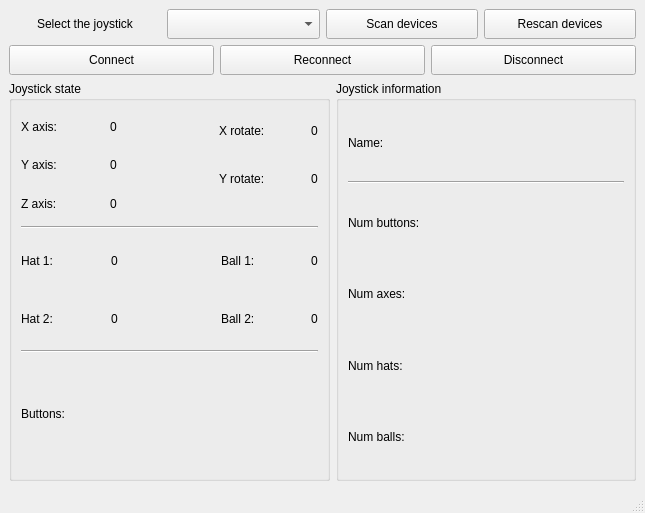
This is v_joy_qt_gui.ui in poriesto/vjoyqt as Qt 5 draws it before an edit. The edited form follows.
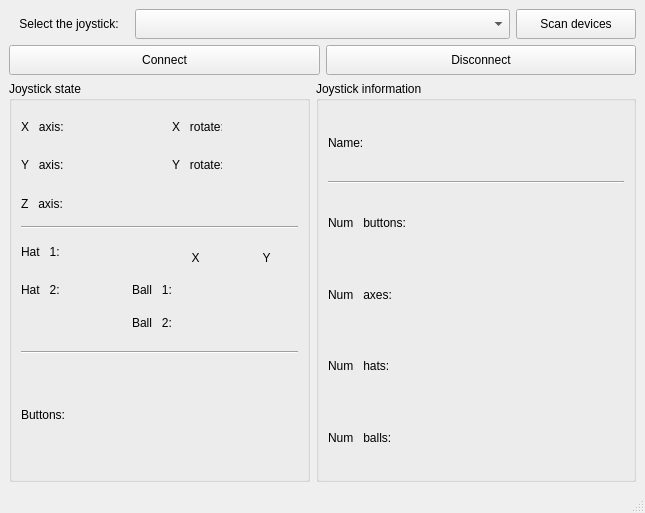
This is the edited form.

Patch:
```diff
--- a/v_joy_qt_gui.ui
+++ b/v_joy_qt_gui.ui
@@ -17,16 +17,19 @@
    <layout class="QVBoxLayout" name="verticalLayout">
     <item>
      <layout class="QHBoxLayout" name="horizontalLayout">
+      <property name="sizeConstraint">
+       <enum>QLayout::SetMinimumSize</enum>
+      </property>
       <item>
        <widget class="QLabel" name="selectJoyLabel">
         <property name="maximumSize">
          <size>
-          <width>16777215</width>
+          <width>120</width>
           <height>30</height>
          </size>
         </property>
         <property name="text">
-         <string>Select the joystick</string>
+         <string>Select the joystick:</string>
         </property>
         <property name="alignment">
          <set>Qt::AlignCenter</set>
@@ -47,7 +50,7 @@
        <widget class="QPushButton" name="scanDevicesButton">
         <property name="maximumSize">
          <size>
-          <width>16777215</width>
+          <width>120</width>
           <height>30</height>
          </size>
         </property>
@@ -56,23 +59,13 @@
         </property>
        </widget>
       </item>
-      <item>
-       <widget class="QPushButton" name="rescanDevicesButton">
-        <property name="maximumSize">
-         <size>
-          <width>16777215</width>
-          <height>30</height>
-         </size>
-        </property>
-        <property name="text">
-         <string>Rescan devices</string>
-        </property>
-       </widget>
-      </item>
      </layout>
     </item>
     <item>
      <layout class="QHBoxLayout" name="horizontalLayout_2">
+      <property name="sizeConstraint">
+       <enum>QLayout::SetMinimumSize</enum>
+      </property>
       <item>
        <widget class="QPushButton" name="connectButton">
         <property name="maximumSize">
@@ -86,19 +79,6 @@
         </property>
        </widget>
       </item>
-      <item>
-       <widget class="QPushButton" name="reconnectButton">
-        <property name="maximumSize">
-         <size>
-          <width>16777215</width>
-          <height>30</height>
-         </size>
-        </property>
-        <property name="text">
-         <string>Reconnect</string>
-        </property>
-       </widget>
-      </item>
       <item>
        <widget class="QPushButton" name="disconnectButton">
         <property name="maximumSize">
@@ -116,24 +96,30 @@
     </item>
     <item>
      <layout class="QHBoxLayout" name="horizontalLayout_3">
+      <property name="sizeConstraint">
+       <enum>QLayout::SetMaximumSize</enum>
+      </property>
       <item>
        <widget class="QGroupBox" name="groupBox">
         <property name="minimumSize">
          <size>
           <width>300</width>
-          <height>400</height>
+          <height>250</height>
          </size>
         </property>
         <property name="maximumSize">
          <size>
-          <width>500</width>
+          <width>55555</width>
           <height>400</height>
          </size>
         </property>
         <property name="title">
          <string>Joystick state</string>
         </property>
-        <layout class="QVBoxLayout" name="verticalLayout_9">
+        <layout class="QVBoxLayout" name="verticalLayout_6">
+         <property name="sizeConstraint">
+          <enum>QLayout::SetMaximumSize</enum>
+         </property>
          <item>
           <layout class="QHBoxLayout" name="horizontalLayout_14">
            <item>
@@ -142,8 +128,20 @@
               <layout class="QHBoxLayout" name="horizontalLayout_9">
                <item>
                 <widget class="QLabel" name="label_4">
+                 <property name="minimumSize">
+                  <size>
+                   <width>45</width>
+                   <height>0</height>
+                  </size>
+                 </property>
+                 <property name="maximumSize">
+                  <size>
+                   <width>45</width>
+                   <height>16777215</height>
+                  </size>
+                 </property>
                  <property name="text">
-                  <string>X axis:</string>
+                  <string>X   axis:</string>
                  </property>
                 </widget>
                </item>
@@ -162,8 +160,23 @@
                </item>
                <item>
                 <widget class="QLabel" name="xAxisLabel">
+                 <property name="minimumSize">
+                  <size>
+                   <width>45</width>
+                   <height>0</height>
+                  </size>
+                 </property>
+                 <property name="maximumSize">
+                  <size>
+                   <width>45</width>
+                   <height>16777215</height>
+                  </size>
+                 </property>
                  <property name="text">
-                  <string>0</string>
+                  <string/>
+                 </property>
+                 <property name="alignment">
+                  <set>Qt::AlignRight|Qt::AlignTrailing|Qt::AlignVCenter</set>
                  </property>
                 </widget>
                </item>
@@ -173,8 +186,20 @@
               <layout class="QHBoxLayout" name="horizontalLayout_10">
                <item>
                 <widget class="QLabel" name="label_9">
+                 <property name="minimumSize">
+                  <size>
+                   <width>45</width>
+                   <height>0</height>
+                  </size>
+                 </property>
+                 <property name="maximumSize">
+                  <size>
+                   <width>45</width>
+                   <height>16777215</height>
+                  </size>
+                 </property>
                  <property name="text">
-                  <string>Y axis:</string>
+                  <string>Y   axis:</string>
                  </property>
                 </widget>
                </item>
@@ -193,8 +218,23 @@
                </item>
                <item>
                 <widget class="QLabel" name="yAxisLabel">
+                 <property name="minimumSize">
+                  <size>
+                   <width>45</width>
+                   <height>0</height>
+                  </size>
+                 </property>
+                 <property name="maximumSize">
+                  <size>
+                   <width>45</width>
+                   <height>16777215</height>
+                  </size>
+                 </property>
                  <property name="text">
-                  <string>0</string>
+                  <string/>
+                 </property>
+                 <property name="alignment">
+                  <set>Qt::AlignRight|Qt::AlignTrailing|Qt::AlignVCenter</set>
                  </property>
                 </widget>
                </item>
@@ -204,8 +244,20 @@
               <layout class="QHBoxLayout" name="horizontalLayout_11">
                <item>
                 <widget class="QLabel" name="label_14">
+                 <property name="minimumSize">
+                  <size>
+                   <width>45</width>
+                   <height>0</height>
+                  </size>
+                 </property>
+                 <property name="maximumSize">
+                  <size>
+                   <width>45</width>
+                   <height>16777215</height>
+                  </size>
+                 </property>
                  <property name="text">
-                  <string>Z axis:</string>
+                  <string>Z   axis:</string>
                  </property>
                 </widget>
                </item>
@@ -224,8 +276,23 @@
                </item>
                <item>
                 <widget class="QLabel" name="zaxisLabel">
+                 <property name="minimumSize">
+                  <size>
+                   <width>45</width>
+                   <height>0</height>
+                  </size>
+                 </property>
+                 <property name="maximumSize">
+                  <size>
+                   <width>45</width>
+                   <height>16777215</height>
+                  </size>
+                 </property>
                  <property name="text">
-                  <string>0</string>
+                  <string/>
+                 </property>
+                 <property name="alignment">
+                  <set>Qt::AlignRight|Qt::AlignTrailing|Qt::AlignVCenter</set>
                  </property>
                 </widget>
                </item>
@@ -252,8 +319,20 @@
               <layout class="QHBoxLayout" name="horizontalLayout_12">
                <item>
                 <widget class="QLabel" name="label_13">
+                 <property name="minimumSize">
+                  <size>
+                   <width>50</width>
+                   <height>0</height>
+                  </size>
+                 </property>
+                 <property name="maximumSize">
+                  <size>
+                   <width>45</width>
+                   <height>16777215</height>
+                  </size>
+                 </property>
                  <property name="text">
-                  <string>X rotate:</string>
+                  <string>X   rotate:</string>
                  </property>
                 </widget>
                </item>
@@ -272,8 +351,23 @@
                </item>
                <item>
                 <widget class="QLabel" name="xRotateLabel">
+                 <property name="minimumSize">
+                  <size>
+                   <width>45</width>
+                   <height>0</height>
+                  </size>
+                 </property>
+                 <property name="maximumSize">
+                  <size>
+                   <width>45</width>
+                   <height>16777215</height>
+                  </size>
+                 </property>
                  <property name="text">
-                  <string>0</string>
+                  <string/>
+                 </property>
+                 <property name="alignment">
+                  <set>Qt::AlignRight|Qt::AlignTrailing|Qt::AlignVCenter</set>
                  </property>
                 </widget>
                </item>
@@ -283,8 +377,20 @@
               <layout class="QHBoxLayout" name="horizontalLayout_13">
                <item>
                 <widget class="QLabel" name="label_11">
+                 <property name="minimumSize">
+                  <size>
+                   <width>50</width>
+                   <height>0</height>
+                  </size>
+                 </property>
+                 <property name="maximumSize">
+                  <size>
+                   <width>50</width>
+                   <height>16777215</height>
+                  </size>
+                 </property>
                  <property name="text">
-                  <string>Y rotate:</string>
+                  <string>Y   rotate:</string>
                  </property>
                 </widget>
                </item>
@@ -303,25 +409,34 @@
                </item>
                <item>
                 <widget class="QLabel" name="yRotateLabel">
+                 <property name="minimumSize">
+                  <size>
+                   <width>45</width>
+                   <height>0</height>
+                  </size>
+                 </property>
+                 <property name="maximumSize">
+                  <size>
+                   <width>45</width>
+                   <height>16777215</height>
+                  </size>
+                 </property>
                  <property name="text">
-                  <string>0</string>
+                  <string/>
+                 </property>
+                 <property name="alignment">
+                  <set>Qt::AlignRight|Qt::AlignTrailing|Qt::AlignVCenter</set>
                  </property>
                 </widget>
                </item>
               </layout>
              </item>
              <item>
-              <spacer name="horizontalSpacer_11">
-               <property name="orientation">
-                <enum>Qt::Horizontal</enum>
+              <widget class="QLabel" name="label_10">
+               <property name="text">
+                <string/>
                </property>
-               <property name="sizeHint" stdset="0">
-                <size>
-                 <width>40</width>
-                 <height>20</height>
-                </size>
-               </property>
-              </spacer>
+              </widget>
              </item>
             </layout>
            </item>
@@ -342,8 +457,20 @@
               <layout class="QHBoxLayout" name="horizontalLayout_21">
                <item>
                 <widget class="QLabel" name="label_16">
+                 <property name="minimumSize">
+                  <size>
+                   <width>45</width>
+                   <height>0</height>
+                  </size>
+                 </property>
+                 <property name="maximumSize">
+                  <size>
+                   <width>45</width>
+                   <height>16777215</height>
+                  </size>
+                 </property>
                  <property name="text">
-                  <string>Hat 1:</string>
+                  <string>Hat   1: </string>
                  </property>
                 </widget>
                </item>
@@ -362,8 +489,23 @@
                </item>
                <item>
                 <widget class="QLabel" name="hat1Label">
+                 <property name="minimumSize">
+                  <size>
+                   <width>45</width>
+                   <height>0</height>
+                  </size>
+                 </property>
+                 <property name="maximumSize">
+                  <size>
+                   <width>45</width>
+                   <height>16777215</height>
+                  </size>
+                 </property>
                  <property name="text">
-                  <string>0</string>
+                  <string/>
+                 </property>
+                 <property name="alignment">
+                  <set>Qt::AlignRight|Qt::AlignTrailing|Qt::AlignVCenter</set>
                  </property>
                 </widget>
                </item>
@@ -373,8 +515,20 @@
               <layout class="QHBoxLayout" name="horizontalLayout_22">
                <item>
                 <widget class="QLabel" name="label_19">
+                 <property name="minimumSize">
+                  <size>
+                   <width>45</width>
+                   <height>0</height>
+                  </size>
+                 </property>
+                 <property name="maximumSize">
+                  <size>
+                   <width>45</width>
+                   <height>16777215</height>
+                  </size>
+                 </property>
                  <property name="text">
-                  <string>Hat 2:</string>
+                  <string>Hat   2:  </string>
                  </property>
                 </widget>
                </item>
@@ -393,13 +547,35 @@
                </item>
                <item>
                 <widget class="QLabel" name="hat2Label">
+                 <property name="minimumSize">
+                  <size>
+                   <width>45</width>
+                   <height>0</height>
+                  </size>
+                 </property>
+                 <property name="maximumSize">
+                  <size>
+                   <width>45</width>
+                   <height>16777215</height>
+                  </size>
+                 </property>
                  <property name="text">
-                  <string>0</string>
+                  <string/>
+                 </property>
+                 <property name="alignment">
+                  <set>Qt::AlignRight|Qt::AlignTrailing|Qt::AlignVCenter</set>
                  </property>
                 </widget>
                </item>
               </layout>
              </item>
+             <item>
+              <widget class="QLabel" name="label_12">
+               <property name="text">
+                <string/>
+               </property>
+              </widget>
+             </item>
             </layout>
            </item>
            <item>
@@ -409,6 +585,19 @@
              </property>
              <property name="sizeHint" stdset="0">
               <size>
+               <width>70</width>
+               <height>20</height>
+              </size>
+             </property>
+            </spacer>
+           </item>
+           <item>
+            <spacer name="horizontalSpacer_26">
+             <property name="orientation">
+              <enum>Qt::Horizontal</enum>
+             </property>
+             <property name="sizeHint" stdset="0">
+              <size>
                <width>40</width>
                <height>20</height>
               </size>
@@ -416,70 +605,283 @@
             </spacer>
            </item>
            <item>
-            <layout class="QVBoxLayout" name="verticalLayout_8">
-             <item>
-              <layout class="QHBoxLayout" name="horizontalLayout_23">
-               <item>
-                <widget class="QLabel" name="label_21">
-                 <property name="text">
-                  <string>Ball 1:</string>
-                 </property>
-                </widget>
-               </item>
-               <item>
-                <spacer name="horizontalSpacer_20">
-                 <property name="orientation">
-                  <enum>Qt::Horizontal</enum>
-                 </property>
-                 <property name="sizeHint" stdset="0">
-                  <size>
-                   <width>40</width>
-                   <height>20</height>
-                  </size>
-                 </property>
-                </spacer>
-               </item>
-               <item>
-                <widget class="QLabel" name="ball1Label">
-                 <property name="text">
-                  <string>0</string>
-                 </property>
-                </widget>
-               </item>
-              </layout>
-             </item>
-             <item>
-              <layout class="QHBoxLayout" name="horizontalLayout_24">
-               <item>
-                <widget class="QLabel" name="label_20">
-                 <property name="text">
-                  <string>Ball 2:</string>
-                 </property>
-                </widget>
-               </item>
-               <item>
-                <spacer name="horizontalSpacer_21">
-                 <property name="orientation">
-                  <enum>Qt::Horizontal</enum>
-                 </property>
-                 <property name="sizeHint" stdset="0">
-                  <size>
-                   <width>40</width>
-                   <height>20</height>
-                  </size>
-                 </property>
-                </spacer>
-               </item>
-               <item>
-                <widget class="QLabel" name="ball2Label">
-                 <property name="text">
-                  <string>0</string>
-                 </property>
-                </widget>
-               </item>
-              </layout>
-             </item>
-            </layout>
+            <widget class="QWidget" name="ballWidget" native="true">
+             <layout class="QVBoxLayout" name="verticalLayout_5">
+              <item>
+               <layout class="QHBoxLayout" name="horizontalLayout_15">
+                <item>
+                 <spacer name="horizontalSpacer_22">
+                  <property name="orientation">
+                   <enum>Qt::Horizontal</enum>
+                  </property>
+                  <property name="sizeHint" stdset="0">
+                   <size>
+                    <width>40</width>
+                    <height>20</height>
+                   </size>
+                  </property>
+                 </spacer>
+                </item>
+                <item>
+                 <spacer name="horizontalSpacer_17">
+                  <property name="orientation">
+                   <enum>Qt::Horizontal</enum>
+                  </property>
+                  <property name="sizeHint" stdset="0">
+                   <size>
+                    <width>40</width>
+                    <height>20</height>
+                   </size>
+                  </property>
+                 </spacer>
+                </item>
+                <item>
+                 <widget class="QLabel" name="label_6">
+                  <property name="minimumSize">
+                   <size>
+                    <width>45</width>
+                    <height>0</height>
+                   </size>
+                  </property>
+                  <property name="maximumSize">
+                   <size>
+                    <width>45</width>
+                    <height>16777215</height>
+                   </size>
+                  </property>
+                  <property name="text">
+                   <string>X</string>
+                  </property>
+                  <property name="alignment">
+                   <set>Qt::AlignCenter</set>
+                  </property>
+                 </widget>
+                </item>
+                <item>
+                 <spacer name="horizontalSpacer_25">
+                  <property name="orientation">
+                   <enum>Qt::Horizontal</enum>
+                  </property>
+                  <property name="sizeHint" stdset="0">
+                   <size>
+                    <width>40</width>
+                    <height>20</height>
+                   </size>
+                  </property>
+                 </spacer>
+                </item>
+                <item>
+                 <widget class="QLabel" name="label_8">
+                  <property name="minimumSize">
+                   <size>
+                    <width>45</width>
+                    <height>0</height>
+                   </size>
+                  </property>
+                  <property name="maximumSize">
+                   <size>
+                    <width>45</width>
+                    <height>16777215</height>
+                   </size>
+                  </property>
+                  <property name="text">
+                   <string>Y</string>
+                  </property>
+                  <property name="alignment">
+                   <set>Qt::AlignCenter</set>
+                  </property>
+                 </widget>
+                </item>
+               </layout>
+              </item>
+              <item>
+               <layout class="QHBoxLayout" name="horizontalLayout_23">
+                <item>
+                 <widget class="QLabel" name="label_21">
+                  <property name="minimumSize">
+                   <size>
+                    <width>45</width>
+                    <height>0</height>
+                   </size>
+                  </property>
+                  <property name="maximumSize">
+                   <size>
+                    <width>45</width>
+                    <height>16777215</height>
+                   </size>
+                  </property>
+                  <property name="text">
+                   <string>Ball   1:</string>
+                  </property>
+                 </widget>
+                </item>
+                <item>
+                 <spacer name="horizontalSpacer_20">
+                  <property name="orientation">
+                   <enum>Qt::Horizontal</enum>
+                  </property>
+                  <property name="sizeHint" stdset="0">
+                   <size>
+                    <width>40</width>
+                    <height>20</height>
+                   </size>
+                  </property>
+                 </spacer>
+                </item>
+                <item>
+                 <widget class="QLabel" name="ball1XLabel">
+                  <property name="minimumSize">
+                   <size>
+                    <width>45</width>
+                    <height>0</height>
+                   </size>
+                  </property>
+                  <property name="maximumSize">
+                   <size>
+                    <width>45</width>
+                    <height>16777215</height>
+                   </size>
+                  </property>
+                  <property name="text">
+                   <string/>
+                  </property>
+                  <property name="alignment">
+                   <set>Qt::AlignRight|Qt::AlignTrailing|Qt::AlignVCenter</set>
+                  </property>
+                 </widget>
+                </item>
+                <item>
+                 <spacer name="horizontalSpacer_15">
+                  <property name="orientation">
+                   <enum>Qt::Horizontal</enum>
+                  </property>
+                  <property name="sizeHint" stdset="0">
+                   <size>
+                    <width>40</width>
+                    <height>20</height>
+                   </size>
+                  </property>
+                 </spacer>
+                </item>
+                <item>
+                 <widget class="QLabel" name="ball1YLabel">
+                  <property name="minimumSize">
+                   <size>
+                    <width>45</width>
+                    <height>0</height>
+                   </size>
+                  </property>
+                  <property name="maximumSize">
+                   <size>
+                    <width>45</width>
+                    <height>16777215</height>
+                   </size>
+                  </property>
+                  <property name="text">
+                   <string/>
+                  </property>
+                  <property name="alignment">
+                   <set>Qt::AlignRight|Qt::AlignTrailing|Qt::AlignVCenter</set>
+                  </property>
+                 </widget>
+                </item>
+               </layout>
+              </item>
+              <item>
+               <layout class="QHBoxLayout" name="horizontalLayout_24">
+                <item>
+                 <widget class="QLabel" name="label_20">
+                  <property name="minimumSize">
+                   <size>
+                    <width>45</width>
+                    <height>0</height>
+                   </size>
+                  </property>
+                  <property name="maximumSize">
+                   <size>
+                    <width>45</width>
+                    <height>16777215</height>
+                   </size>
+                  </property>
+                  <property name="text">
+                   <string>Ball   2:</string>
+                  </property>
+                 </widget>
+                </item>
+                <item>
+                 <spacer name="horizontalSpacer_21">
+                  <property name="orientation">
+                   <enum>Qt::Horizontal</enum>
+                  </property>
+                  <property name="sizeHint" stdset="0">
+                   <size>
+                    <width>40</width>
+                    <height>20</height>
+                   </size>
+                  </property>
+                 </spacer>
+                </item>
+                <item>
+                 <widget class="QLabel" name="ball2XLabel">
+                  <property name="minimumSize">
+                   <size>
+                    <width>45</width>
+                    <height>0</height>
+                   </size>
+                  </property>
+                  <property name="maximumSize">
+                   <size>
+                    <width>45</width>
+                    <height>16777215</height>
+                   </size>
+                  </property>
+                  <property name="text">
+                   <string/>
+                  </property>
+                  <property name="alignment">
+                   <set>Qt::AlignRight|Qt::AlignTrailing|Qt::AlignVCenter</set>
+                  </property>
+                 </widget>
+                </item>
+                <item>
+                 <spacer name="horizontalSpacer_16">
+                  <property name="orientation">
+                   <enum>Qt::Horizontal</enum>
+                  </property>
+                  <property name="sizeHint" stdset="0">
+                   <size>
+                    <width>40</width>
+                    <height>20</height>
+                   </size>
+                  </property>
+                 </spacer>
+                </item>
+                <item>
+                 <widget class="QLabel" name="ball2YLabel">
+                  <property name="minimumSize">
+                   <size>
+                    <width>45</width>
+                    <height>0</height>
+                   </size>
+                  </property>
+                  <property name="maximumSize">
+                   <size>
+                    <width>45</width>
+                    <height>16777215</height>
+                   </size>
+                  </property>
+                  <property name="text">
+                   <string/>
+                  </property>
+                  <property name="alignment">
+                   <set>Qt::AlignRight|Qt::AlignTrailing|Qt::AlignVCenter</set>
+                  </property>
+                 </widget>
+                </item>
+               </layout>
+              </item>
+             </layout>
+            </widget>
            </item>
           </layout>
          </item>
@@ -516,6 +918,9 @@
              <property name="text">
               <string/>
              </property>
+             <property name="alignment">
+              <set>Qt::AlignCenter</set>
+             </property>
             </widget>
            </item>
           </layout>
@@ -527,14 +932,14 @@
        <widget class="QGroupBox" name="groupBox_2">
         <property name="minimumSize">
          <size>
-          <width>0</width>
-          <height>400</height>
+          <width>320</width>
+          <height>250</height>
          </size>
         </property>
         <property name="maximumSize">
          <size>
-          <width>300</width>
-          <height>400</height>
+          <width>400</width>
+          <height>5000</height>
          </size>
         </property>
         <property name="title">
@@ -550,24 +955,20 @@
              </property>
             </widget>
            </item>
-           <item>
-            <spacer name="horizontalSpacer">
-             <property name="orientation">
-              <enum>Qt::Horizontal</enum>
-             </property>
-             <property name="sizeHint" stdset="0">
-              <size>
-               <width>40</width>
-               <height>20</height>
-              </size>
-             </property>
-            </spacer>
-           </item>
            <item>
             <widget class="QLabel" name="nameLabel">
+             <property name="minimumSize">
+              <size>
+               <width>30</width>
+               <height>0</height>
+              </size>
+             </property>
              <property name="text">
               <string/>
              </property>
+             <property name="alignment">
+              <set>Qt::AlignRight|Qt::AlignTrailing|Qt::AlignVCenter</set>
+             </property>
             </widget>
            </item>
           </layout>
@@ -584,7 +985,7 @@
            <item>
             <widget class="QLabel" name="label_3">
              <property name="text">
-              <string>Num buttons:</string>
+              <string>Num   buttons:</string>
              </property>
             </widget>
            </item>
@@ -603,9 +1004,18 @@
            </item>
            <item>
             <widget class="QLabel" name="numButtonsLabel">
+             <property name="minimumSize">
+              <size>
+               <width>30</width>
+               <height>0</height>
+              </size>
+             </property>
              <property name="text">
               <string/>
              </property>
+             <property name="alignment">
+              <set>Qt::AlignRight|Qt::AlignTrailing|Qt::AlignVCenter</set>
+             </property>
             </widget>
            </item>
           </layout>
@@ -615,7 +1025,7 @@
            <item>
             <widget class="QLabel" name="label_5">
              <property name="text">
-              <string>Num axes:</string>
+              <string>Num   axes:</string>
              </property>
             </widget>
            </item>
@@ -634,9 +1044,18 @@
            </item>
            <item>
             <widget class="QLabel" name="numAxesLabel">
+             <property name="minimumSize">
+              <size>
+               <width>30</width>
+               <height>0</height>
+              </size>
+             </property>
              <property name="text">
               <string/>
              </property>
+             <property name="alignment">
+              <set>Qt::AlignRight|Qt::AlignTrailing|Qt::AlignVCenter</set>
+             </property>
             </widget>
            </item>
           </layout>
@@ -646,7 +1065,7 @@
            <item>
             <widget class="QLabel" name="label_7">
              <property name="text">
-              <string>Num hats:</string>
+              <string>Num   hats:</string>
              </property>
             </widget>
            </item>
@@ -665,9 +1084,18 @@
            </item>
            <item>
             <widget class="QLabel" name="numHatsLabel">
+             <property name="minimumSize">
+              <size>
+               <width>30</width>
+               <height>0</height>
+              </size>
+             </property>
              <property name="text">
               <string/>
              </property>
+             <property name="alignment">
+              <set>Qt::AlignRight|Qt::AlignTrailing|Qt::AlignVCenter</set>
+             </property>
             </widget>
            </item>
           </layout>
@@ -677,7 +1105,7 @@
            <item>
             <widget class="QLabel" name="label_2">
              <property name="text">
-              <string>Num balls:</string>
+              <string>Num   balls:</string>
              </property>
             </widget>
            </item>
@@ -696,9 +1124,18 @@
            </item>
            <item>
             <widget class="QLabel" name="numBallsLabel">
+             <property name="minimumSize">
+              <size>
+               <width>30</width>
+               <height>0</height>
+              </size>
+             </property>
              <property name="text">
               <string/>
              </property>
+             <property name="alignment">
+              <set>Qt::AlignRight|Qt::AlignTrailing|Qt::AlignVCenter</set>
+             </property>
             </widget>
            </item>
           </layout>
```
Left out of the diff: 6 changed lines with no effect on the pictures.
